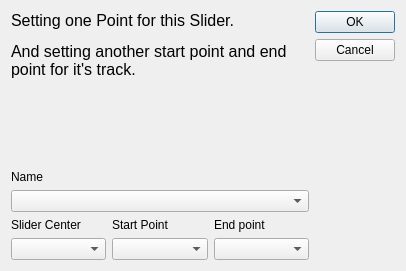
Before: the Qt Designer form core/simulate/edit_slider.ui in KmolYuan/Pyslvs-UI, drawn with Qt 5.
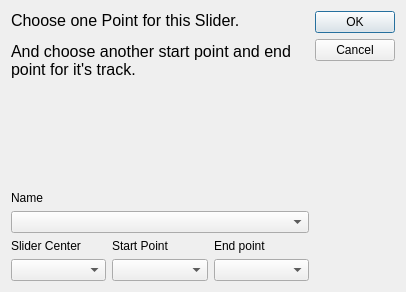
After: the same form once the commit is applied. Icons and pictures are not drawn.

The edit to the form file:
```diff
--- a/core/simulate/edit_slider.ui
+++ b/core/simulate/edit_slider.ui
@@ -7,7 +7,7 @@
     <x>0</x>
     <y>0</y>
     <width>406</width>
-    <height>271</height>
+    <height>292</height>
    </rect>
   </property>
   <property name="sizePolicy">
@@ -19,13 +19,13 @@
   <property name="minimumSize">
    <size>
     <width>406</width>
-    <height>271</height>
+    <height>292</height>
    </size>
   </property>
   <property name="maximumSize">
    <size>
     <width>406</width>
-    <height>271</height>
+    <height>292</height>
    </size>
   </property>
   <property name="windowTitle">
@@ -47,7 +47,7 @@
      <item>
       <widget class="QLabel" name="label_3">
        <property name="text">
-        <string>&lt;html&gt;&lt;head/&gt;&lt;body&gt;&lt;p&gt;&lt;span style=&quot; font-size:12pt;&quot;&gt;Setting one Point for this Slider.&lt;/span&gt;&lt;/p&gt;&lt;p&gt;&lt;span style=&quot; font-size:12pt;&quot;&gt;And setting another start point and end point for it's track.&lt;/span&gt;&lt;/p&gt;&lt;/body&gt;&lt;/html&gt;</string>
+        <string>&lt;html&gt;&lt;head/&gt;&lt;body&gt;&lt;p&gt;&lt;span style=&quot; font-size:12pt;&quot;&gt;Choose one Point for this Slider.&lt;/span&gt;&lt;/p&gt;&lt;p&gt;&lt;span style=&quot; font-size:12pt;&quot;&gt;And choose another start point and end point for it's track.&lt;/span&gt;&lt;/p&gt;&lt;/body&gt;&lt;/html&gt;</string>
        </property>
        <property name="textFormat">
         <enum>Qt::RichText</enum>
```
